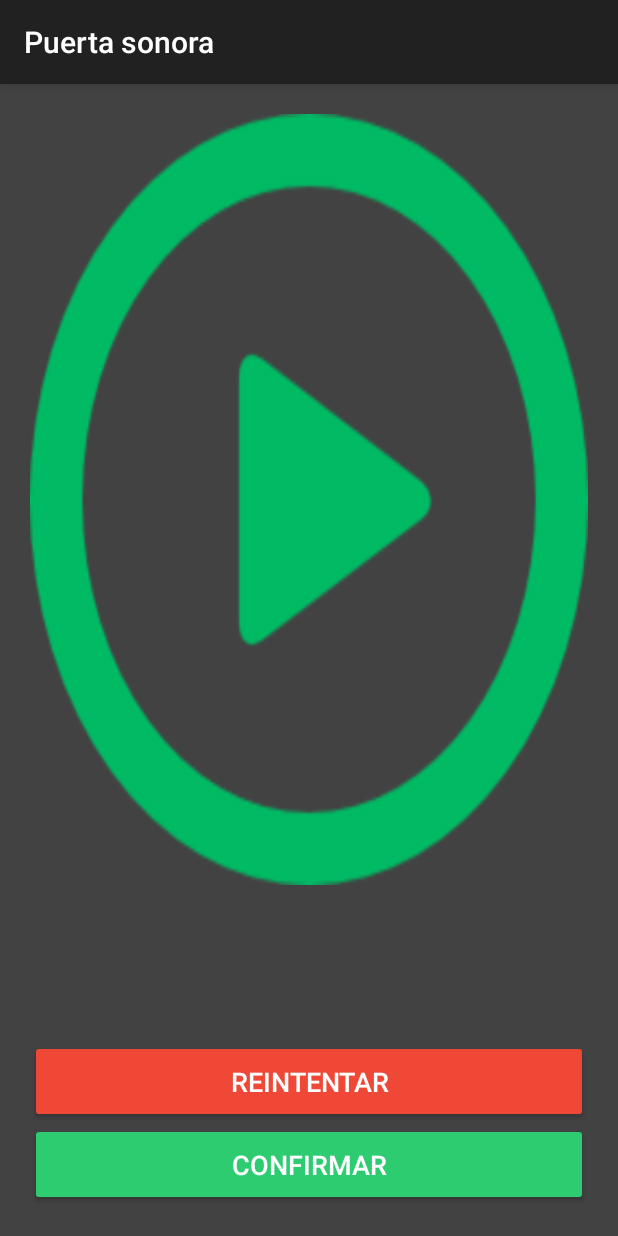
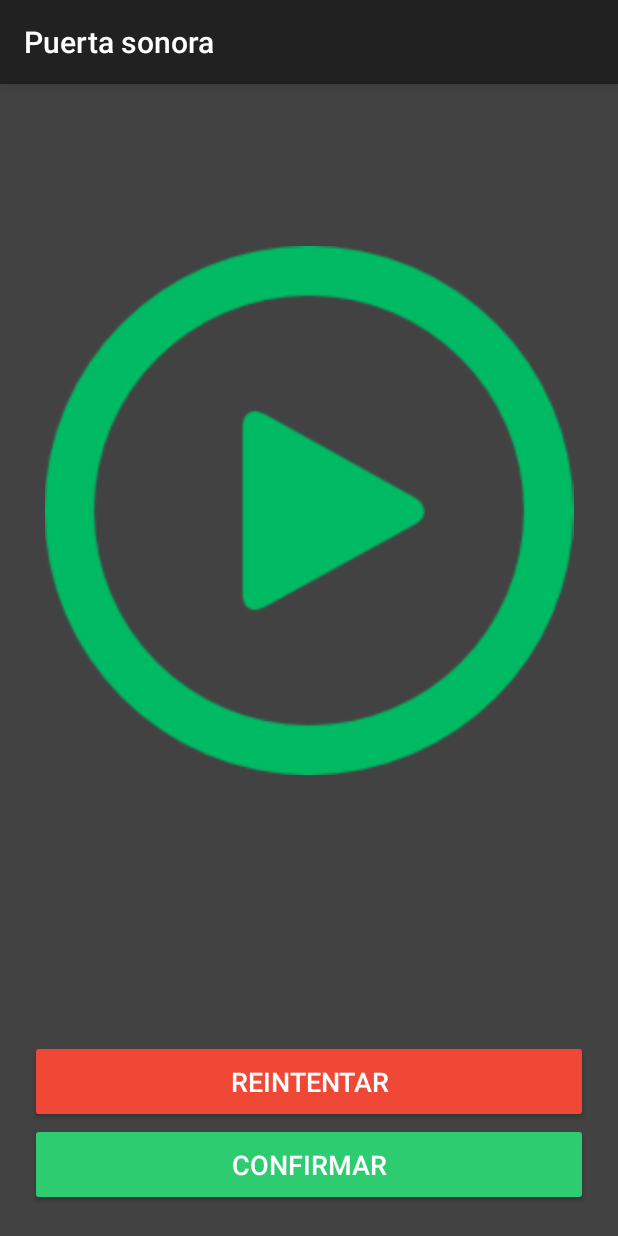
Before and after one commit to puercos/puercos-android, an Android app: the FinishEdittingPasswordActivity screen opened directly, with no data from a screen before it, on a phone screen of 412 x 824 dp. Run offline under Robolectric (Android 15) with nearby library versions, the light colour scheme and no system bars; our stand-ins replace Volley; libraries missing offline, so code that uses them is left out: be.tarsos.dsp, org.firezenk.audiowaves.

Commit message:
Reproductor de contrasenia

```diff
--- a/app/src/main/java/com/puercos/puercos/activities/FinishEdittingPasswordActivity.java
+++ b/app/src/main/java/com/puercos/puercos/activities/FinishEdittingPasswordActivity.java
@@ -3,6 +3,7 @@ package com.puercos.puercos.activities;
 import android.content.Intent;
 import android.os.Bundle;
 import android.view.View;
+import android.widget.ImageButton;
 import android.widget.Toast;
 
 import com.puercos.puercos.R;
@@ -13,21 +14,27 @@ import com.puercos.puercos.utils.sound.PasswordSoundPlayer;
 
 public class FinishEdittingPasswordActivity extends BaseActivity {
 
+    // Views
+    private ImageButton playButton;
+
+    // Attributes
     private NetworkManager manager;
     private SoundPassword soundPassword;
+    private PasswordSoundPlayer passwordSoundPlayer;
 
+    // Life cycle
     @Override
     protected void onCreate(Bundle savedInstanceState) {
         super.onCreate(savedInstanceState);
         setContentView(R.layout.activity_finish_editting_password);
 
+        this.playButton = (ImageButton) findViewById(R.id.finish_editting_password_play_button);
+
         String soundPasswordDescription = getIntent().getStringExtra(AccelerometerRecordActivity.SOUND_PASSWORD_DESCRIPTION_TAG);
 
         if (soundPasswordDescription != null) {
             this.soundPassword = new SoundPassword(soundPasswordDescription);
-
-            PasswordSoundPlayer passwordSoundPlayer = new PasswordSoundPlayer(this, this.soundPassword);
-            passwordSoundPlayer.play();
+            this.passwordSoundPlayer = new PasswordSoundPlayer(this, this.soundPassword);
         }
 
         this.manager = NetworkManager.getInstance(this);
@@ -43,6 +50,21 @@ public class FinishEdittingPasswordActivity extends BaseActivity {
 
     public void onPlayButtonClick(View view) {
 
+        // passwordSoundPlayer se inicializa cuando
+        // se recibe un SoundPassword desde el intent que genera el activity
+        // Si esto no se recibe, entonces va a ser nulo (igualmente no deberia pasar)
+        if (this.passwordSoundPlayer == null) {
+            // Si es nulo, entonces finalizamos el metodo aqui.
+            return;
+        }
+
+        this.playButton.setImageResource(R.drawable.stop);
+        this.passwordSoundPlayer.playPassword(new PasswordSoundPlayer.PasswordPlayingCompletionHandler() {
+            @Override
+            public void hasFinishedPlayingPassword() {
+                playButton.setImageResource(R.drawable.play);
+            }
+        });
     }
 
     public void onNextButtonClick(View view) {
--- a/app/src/main/res/layout/activity_finish_editting_password.xml
+++ b/app/src/main/res/layout/activity_finish_editting_password.xml
@@ -6,21 +6,32 @@
     android:orientation="vertical"
     xmlns:android="http://schemas.android.com/apk/res/android">
 
+
+    <Space
+        android:layout_width="match_parent"
+        android:layout_height="0dp"
+        android:layout_weight="1"/>
+
     <RelativeLayout
         android:layout_width="match_parent"
         android:layout_height="0dp"
-        android:layout_weight="5">
+        android:layout_weight="4">
+
         <ImageButton
+            android:id="@+id/finish_editting_password_play_button"
             android:layout_width="match_parent"
             android:layout_height="match_parent"
-            android:background="@drawable/play"
-            />
+            android:src="@drawable/play"
+            android:background="?android:selectableItemBackground"
+            android:scaleType="fitCenter"
+            android:onClick="onPlayButtonClick"/>
+
     </RelativeLayout>
 
     <Space
         android:layout_width="match_parent"
         android:layout_height="0dp"
-        android:layout_weight="1"/>
+        android:layout_weight="2"/>
 
 
     <Button
```
Also changed, not shown: app/src/main/java/com/puercos/puercos/utils/sound/PasswordSoundPlayer.java (+44 -3 lines), app/src/main/java/com/puercos/puercos/utils/sound/SoundPlayer.java (+20 -6 lines), app/src/main/res/anim/fade_in.xml (added, +8 -0 lines), app/src/main/res/anim/fade_out.xml (added, +8 -0 lines).
